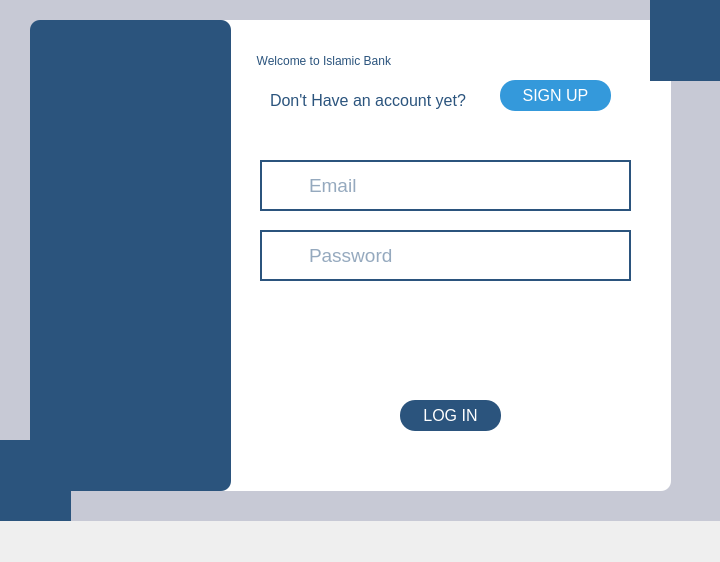
Above: mainwindowofbank.ui from MuhammadUzzam/Bank_Management_System before the change. Below: the same form after it.
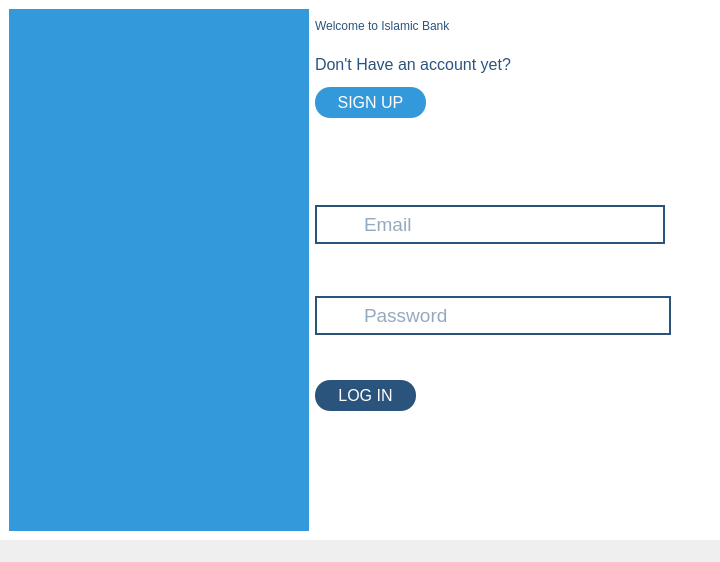
That is the form after the change. Icons and pictures are not drawn.

```diff
--- a/mainwindowofbank.ui
+++ b/mainwindowofbank.ui
@@ -29,123 +29,17 @@
 }</string>
   </property>
   <widget class="QWidget" name="centralwidget">
-   <widget class="QLabel" name="label">
-    <property name="geometry">
-     <rect>
-      <x>0</x>
-      <y>0</y>
-      <width>731</width>
-      <height>521</height>
-     </rect>
-    </property>
     <property name="styleSheet">
-     <string notr="true">QLabel{
-background-color:rgb(199, 201, 213);
-}</string>
-    </property>
-    <property name="text">
-     <string/>
-    </property>
-   </widget>
-   <widget class="QLabel" name="label_3">
-    <property name="geometry">
-     <rect>
-      <x>650</x>
-      <y>0</y>
-      <width>81</width>
-      <height>81</height>
-     </rect>
-    </property>
-    <property name="styleSheet">
-     <string notr="true">QLabel{
-background-color:#2b547d;
-}</string>
-    </property>
-    <property name="text">
-     <string/>
-    </property>
-   </widget>
-   <widget class="QLabel" name="label_4">
-    <property name="geometry">
-     <rect>
-      <x>-10</x>
-      <y>440</y>
-      <width>81</width>
-      <height>81</height>
-     </rect>
-    </property>
-    <property name="styleSheet">
-     <string notr="true">QLabel{
-background-color:#2b547d;
-}</string>
-    </property>
-    <property name="text">
-     <string/>
-    </property>
-   </widget>
-   <widget class="QLabel" name="label_2">
-    <property name="geometry">
-     <rect>
-      <x>30</x>
-      <y>20</y>
-      <width>201</width>
-      <height>471</height>
-     </rect>
-    </property>
-    <property name="styleSheet">
-     <string notr="true">border-radius:10px;</string>
-    </property>
-    <property name="text">
-     <string/>
-    </property>
-   </widget>
-   <widget class="QLabel" name="label_5">
-    <property name="geometry">
-     <rect>
-      <x>180</x>
-      <y>20</y>
-      <width>491</width>
-      <height>471</height>
-     </rect>
-    </property>
-    <property name="styleSheet">
-     <string notr="true">QLabel{
-background-color:rgb(255, 255, 255);
-border-radius:10px;
-}</string>
-    </property>
-    <property name="text">
-     <string/>
-    </property>
-   </widget>
-   <widget class="QLabel" name="label_6">
-    <property name="geometry">
-     <rect>
-      <x>250</x>
-      <y>40</y>
-      <width>371</width>
-      <height>41</height>
-     </rect>
-    </property>
-    <property name="styleSheet">
-     <string notr="true">QLabel{
-background-color:white;
-font: 700 20pt &quot;Arial&quot;;
-color:#2b547d;}</string>
-    </property>
-    <property name="text">
-     <string>  Welcome to Islamic Bank</string>
-    </property>
-   </widget>
+    <string notr="true">background-color:white;</string>
+   </property>
+   <layout class="QHBoxLayout" name="horizontalLayout">
+    <item>
+     <layout class="QGridLayout" name="gridLayout">
+      <property name="sizeConstraint">
+       <enum>QLayout::SizeConstraint::SetDefaultConstraint</enum>
+      </property>
+      <item row="1" column="2">
    <widget class="QLabel" name="label_7">
-    <property name="geometry">
-     <rect>
-      <x>270</x>
-      <y>90</y>
-      <width>201</width>
-      <height>21</height>
-     </rect>
-    </property>
     <property name="font">
      <font>
       <family>Arial</family>
@@ -165,11 +59,146 @@
      <string>Don't Have an account yet?</string>
     </property>
    </widget>
+      </item>
+      <item row="5" column="2">
+       <widget class="QLineEdit" name="gmail_input">
+        <property name="font">
+         <font>
+          <pointsize>14</pointsize>
+         </font>
+        </property>
+        <property name="styleSheet">
+         <string notr="true">QLineEdit{
+
+background-color: rgb(255, 255, 255);
+color:rgb(43, 84, 125);
+border:2px solid rgb(43, 84, 125);
+padding:5px;
+padding-left:45px;
+}
+QLineEdit:hover{
+border:2px solid rgb(29, 61, 92);
+background-color:rgb(226, 230, 235);
+}
+QLineEdit:focus{
+border:2px solid rgb(0, 0, 119);
+background-color:white;
+outline:none;
+}</string>
+        </property>
+        <property name="placeholderText">
+         <string>Email</string>
+        </property>
+       </widget>
+      </item>
+      <item row="0" column="0" rowspan="13" colspan="2">
+       <widget class="QLabel" name="label_2">
+        <property name="sizePolicy">
+         <sizepolicy hsizetype="Expanding" vsizetype="Preferred">
+          <horstretch>0</horstretch>
+          <verstretch>0</verstretch>
+         </sizepolicy>
+        </property>
+        <property name="minimumSize">
+         <size>
+          <width>300</width>
+          <height>0</height>
+         </size>
+        </property>
+        <property name="styleSheet">
+         <string notr="true">background-color:#3499db;</string>
+        </property>
+        <property name="text">
+         <string/>
+        </property>
+       </widget>
+      </item>
+      <item row="0" column="2">
+       <widget class="QLabel" name="label_6">
+        <property name="styleSheet">
+         <string notr="true">QLabel{
+background-color:white;
+font: 700 20pt &quot;Arial&quot;;
+color:#2b547d;}</string>
+        </property>
+        <property name="text">
+         <string>Welcome to Islamic Bank</string>
+        </property>
+       </widget>
+      </item>
+      <item row="3" column="4">
+       <spacer name="horizontalSpacer">
+        <property name="orientation">
+         <enum>Qt::Orientation::Horizontal</enum>
+        </property>
+        <property name="sizeType">
+         <enum>QSizePolicy::Policy::Maximum</enum>
+        </property>
+        <property name="sizeHint" stdset="0">
+         <size>
+          <width>40</width>
+          <height>20</height>
+         </size>
+        </property>
+       </spacer>
+      </item>
+      <item row="6" column="2">
+       <spacer name="verticalSpacer">
+        <property name="orientation">
+         <enum>Qt::Orientation::Vertical</enum>
+        </property>
+        <property name="sizeType">
+         <enum>QSizePolicy::Policy::Maximum</enum>
+        </property>
+        <property name="sizeHint" stdset="0">
+         <size>
+          <width>20</width>
+          <height>40</height>
+         </size>
+        </property>
+       </spacer>
+      </item>
+      <item row="7" column="2" colspan="2">
+       <widget class="QLineEdit" name="password_input">
+        <property name="font">
+         <font>
+          <pointsize>14</pointsize>
+         </font>
+        </property>
+        <property name="styleSheet">
+         <string notr="true">QLineEdit{
+
+background-color: rgb(255, 255, 255);
+color:rgb(43, 84, 125);
+border:2px solid rgb(43, 84, 125);
+padding:5px;
+padding-left:45px;
+}
+QLineEdit:hover{
+border:2px solid rgb(29, 61, 92);
+background-color:rgb(226, 230, 235);
+}
+QLineEdit:focus{
+border:2px solid rgb(0, 0, 119);
+background-color:white;
+outline:none;
+}</string>
+        </property>
+        <property name="echoMode">
+         <enum>QLineEdit::EchoMode::Password</enum>
+        </property>
+        <property name="placeholderText">
+         <string>Password</string>
+        </property>
+       </widget>
+      </item>
+      <item row="2" column="2">
+       <widget class="QWidget" name="widget_2" native="true">
    <widget class="QPushButton" name="signup_btn">
     <property name="geometry">
      <rect>
-      <x>500</x>
-      <y>80</y>
+           <x>0</x>
+           <y>0</y>
       <width>111</width>
       <height>31</height>
      </rect>
@@ -200,11 +229,15 @@
      <string>SIGN UP</string>
     </property>
    </widget>
+       </widget>
+      </item>
+      <item row="9" column="2">
+       <widget class="QWidget" name="widget_3" native="true">
    <widget class="QPushButton" name="login_btn">
     <property name="geometry">
      <rect>
-      <x>400</x>
-      <y>400</y>
+           <x>0</x>
+           <y>0</y>
       <width>101</width>
       <height>31</height>
      </rect>
@@ -235,194 +268,11 @@
      <string>LOG IN</string>
     </property>
    </widget>
-   <widget class="QLineEdit" name="gmail_input">
-    <property name="geometry">
-     <rect>
-      <x>260</x>
-      <y>160</y>
-      <width>371</width>
-      <height>51</height>
-     </rect>
-    </property>
-    <property name="font">
-     <font>
-      <pointsize>14</pointsize>
-     </font>
-    </property>
-    <property name="styleSheet">
-     <string notr="true">QLineEdit{
-
-background-color: rgb(255, 255, 255);
-color:rgb(43, 84, 125);
-border:2px solid rgb(43, 84, 125);
-padding:5px;
-padding-left:45px;
-}
-QLineEdit:hover{
-border:2px solid rgb(29, 61, 92);
-background-color:rgb(226, 230, 235);
-}
-QLineEdit:focus{
-border:2px solid rgb(0, 0, 119);
-background-color:white;
-outline:none;
-}</string>
-    </property>
-    <property name="placeholderText">
-     <string>Email</string>
-    </property>
-   </widget>
-   <widget class="QLineEdit" name="password_input">
-    <property name="geometry">
-     <rect>
-      <x>260</x>
-      <y>230</y>
-      <width>371</width>
-      <height>51</height>
-     </rect>
-    </property>
-    <property name="font">
-     <font>
-      <pointsize>14</pointsize>
-     </font>
-    </property>
-    <property name="styleSheet">
-     <string notr="true">QLineEdit{
-
-background-color: rgb(255, 255, 255);
-color:rgb(43, 84, 125);
-border:2px solid rgb(43, 84, 125);
-padding:5px;
-padding-left:45px;
-}
-QLineEdit:hover{
-border:2px solid rgb(29, 61, 92);
-background-color:rgb(226, 230, 235);
-}
-QLineEdit:focus{
-border:2px solid rgb(0, 0, 119);
-background-color:white;
-outline:none;
-}</string>
-    </property>
-    <property name="echoMode">
-     <enum>QLineEdit::EchoMode::Password</enum>
-    </property>
-    <property name="placeholderText">
-     <string>Password</string>
-    </property>
-   </widget>
-   <widget class="QLabel" name="label_11">
-    <property name="enabled">
-     <bool>true</bool>
-    </property>
-    <property name="geometry">
-     <rect>
-      <x>40</x>
-      <y>140</y>
-      <width>181</width>
-      <height>151</height>
-     </rect>
-    </property>
-    <property name="text">
-     <string/>
-    </property>
-    <property name="pixmap">
-     <pixmap resource="images.qrc">:/new/prefix1/images/wmremove-transformed.png</pixmap>
-    </property>
-    <property name="scaledContents">
-     <bool>true</bool>
-    </property>
-   </widget>
-   <widget class="QLabel" name="label_12">
-    <property name="geometry">
-     <rect>
-      <x>10</x>
-      <y>460</y>
-      <width>51</width>
-      <height>51</height>
-     </rect>
-    </property>
-    <property name="text">
-     <string/>
-    </property>
-    <property name="pixmap">
-     <pixmap resource="images.qrc">:/new/prefix1/images/wmremove-transformed.png</pixmap>
-    </property>
-    <property name="scaledContents">
-     <bool>true</bool>
-    </property>
-   </widget>
-   <widget class="QLabel" name="label_13">
-    <property name="geometry">
-     <rect>
-      <x>660</x>
-      <y>10</y>
-      <width>51</width>
-      <height>51</height>
-     </rect>
-    </property>
-    <property name="text">
-     <string/>
-    </property>
-    <property name="pixmap">
-     <pixmap resource="images.qrc">:/new/prefix1/images/wmremove-transformed.png</pixmap>
-    </property>
-    <property name="scaledContents">
-     <bool>true</bool>
-    </property>
-   </widget>
-   <widget class="QLabel" name="label_8">
-    <property name="geometry">
-     <rect>
-      <x>270</x>
-      <y>240</y>
-      <width>31</width>
-      <height>31</height>
-     </rect>
-    </property>
-    <property name="styleSheet">
-     <string notr="true">QLabel{
-	background-color: none;
-}</string>
-    </property>
-    <property name="text">
-     <string/>
-    </property>
-    <property name="pixmap">
-     <pixmap resource="images.qrc">:/new/prefix1/images/padlock.png</pixmap>
-    </property>
-    <property name="scaledContents">
-     <bool>true</bool>
-    </property>
-   </widget>
-   <widget class="QLabel" name="label_10">
-    <property name="geometry">
-     <rect>
-      <x>270</x>
-      <y>170</y>
-      <width>31</width>
-      <height>31</height>
-     </rect>
-    </property>
-    <property name="styleSheet">
-     <string notr="true">QLabel{
-	background-color: none;
-}</string>
-    </property>
-    <property name="text">
-     <string/>
-    </property>
-    <property name="pixmap">
-     <pixmap resource="images.qrc">:/new/prefix1/images/mail.png</pixmap>
-    </property>
-    <property name="scaledContents">
-     <bool>true</bool>
-    </property>
-   </widget>
-   <zorder>label</zorder>
-   <zorder>label_4</zorder>
-   <zorder>label_5</zorder>
+       </widget>
+      </item>
+     </layout>
+    </item>
+   </layout>
    <zorder>label_6</zorder>
    <zorder>label_7</zorder>
    <zorder>signup_btn</zorder>
```
Left out of the diff: 16 changed lines with no effect on the pictures. Lines whose indentation alone changed are shown as unchanged.
